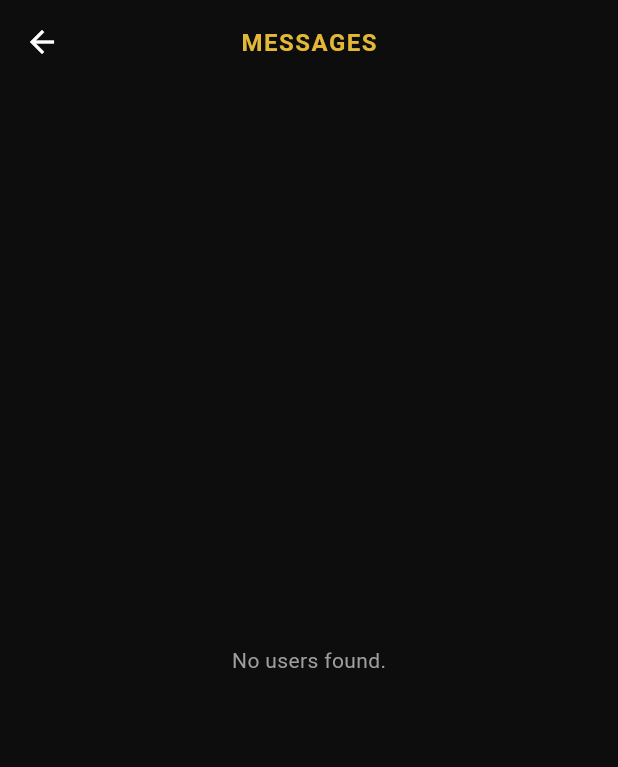
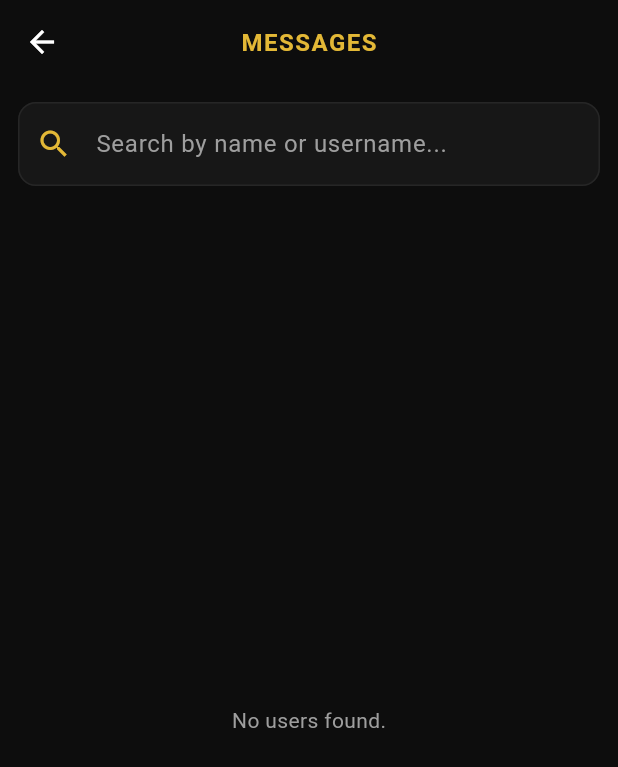
Before and after one commit to sakkasem/social_network_app_2, a Flutter app: the ChatListScreen screen opened directly, on a phone screen of 412 x 824 dp. Shown: the top 767 px of the screen. Run offline on Flutter 3.47's test engine with Material 3 defaults, Android fonts, the phone set to English and light mode, and no system bars; our stand-ins replace cloud_firestore, firebase_auth, firebase_core; accounts and stored records are empty.

Commit message:
ค้นหารายชื่อ

```diff
--- a/lib/screens/auth/chat/chat_list_screen.dart
+++ b/lib/screens/auth/chat/chat_list_screen.dart
@@ -5,8 +5,32 @@ import '/core/theme/app_theme.dart';
 import '/providers/auth_provider.dart';
 import 'chat_room_screen.dart';
 
-class ChatListScreen extends StatelessWidget {
+class ChatListScreen extends StatefulWidget {
   const ChatListScreen({super.key});
+
+  @override
+  State<ChatListScreen> createState() => _ChatListScreenState();
+}
+
+class _ChatListScreenState extends State<ChatListScreen> {
+  final TextEditingController _searchController = TextEditingController();
+  String _searchQuery = '';
+
+  @override
+  void initState() {
+    super.initState();
+    _searchController.addListener(() {
+      setState(() {
+        _searchQuery = _searchController.text.trim().toLowerCase();
+      });
+    });
+  }
+
+  @override
+  void dispose() {
+    _searchController.dispose();
+    super.dispose();
+  }
 
   @override
   Widget build(BuildContext context) {
@@ -26,29 +50,85 @@ class ChatListScreen extends StatelessWidget {
           ),
         ),
       ),
-      body: StreamBuilder<QuerySnapshot>(
+      body: Column(
+        children: [
+          // ช่องค้นหา (Search Bar)
+          Padding(
+            padding: const EdgeInsets.all(12.0),
+            child: TextField(
+              controller: _searchController,
+              style: const TextStyle(color: Colors.white),
+              decoration: InputDecoration(
+                hintText: 'Search by name or username...',
+                hintStyle: const TextStyle(color: AppColors.textMuted),
+                prefixIcon: const Icon(Icons.search, color: AppColors.goldPrimary),
+                suffixIcon: _searchQuery.isNotEmpty
+                    ? IconButton(
+                        icon: const Icon(Icons.clear, color: AppColors.textMuted),
+                        onPressed: () => _searchController.clear(),
+                      )
+                    : null,
+                filled: true,
+                fillColor: AppColors.cardBg,
+                border: OutlineInputBorder(
+                  borderRadius: BorderRadius.circular(12),
+                  borderSide: const BorderSide(color: AppColors.border),
+                ),
+                enabledBorder: OutlineInputBorder(
+                  borderRadius: BorderRadius.circular(12),
+                  borderSide: const BorderSide(color: AppColors.border),
+                ),
+                focusedBorder: OutlineInputBorder(
+                  borderRadius: BorderRadius.circular(12),
+                  borderSide: const BorderSide(color: AppColors.goldPrimary),
+                ),
+              ),
+            ),
+          ),
+
+          // รายชื่อผู้ใช้
+          Expanded(
+            child: StreamBuilder<QuerySnapshot>(
               stream: FirebaseFirestore.instance.collection('users').snapshots(),
               builder: (context, snapshot) {
                 if (snapshot.connectionState == ConnectionState.waiting) {
-            return const Center(child: CircularProgressIndicator(color: AppColors.goldPrimary));
+                  return const Center(
+                    child: CircularProgressIndicator(color: AppColors.goldPrimary),
+                  );
                 }
 
                 if (!snapshot.hasData || snapshot.data!.docs.isEmpty) {
-            return const Center(child: Text('No users found.', style: TextStyle(color: AppColors.textMuted)));
+                  return const Center(
+                    child: Text('No users found.', style: TextStyle(color: AppColors.textMuted)),
+                  );
                 }
 
                 final users = snapshot.data!.docs;
 
+                // กรองรายชื่อตามคำค้นหา (_searchQuery) และซ่อนตัวเอง
+                final filteredUsers = users.where((doc) {
+                  final userId = doc.id;
+                  if (userId == currentUserId) return false;
+
+                  final data = doc.data() as Map<String, dynamic>;
+                  final displayName = (data['displayName'] ?? '').toString().toLowerCase();
+                  final username = (data['username'] ?? '').toString().toLowerCase();
+
+                  if (_searchQuery.isEmpty) return true;
+                  return displayName.contains(_searchQuery) || username.contains(_searchQuery);
+                }).toList();
+
+                if (filteredUsers.isEmpty) {
+                  return const Center(
+                    child: Text('No matching users found.', style: TextStyle(color: AppColors.textMuted)),
+                  );
+                }
+
                 return ListView.builder(
-            itemCount: users.length,
+                  itemCount: filteredUsers.length,
                   itemBuilder: (context, index) {
-              final userData = users[index].data() as Map<String, dynamic>;
-              final userId = users[index].id;
-
-              // ไม่แสดงชื่อตัวเองในรายชื่อแชท
-              if (userId == currentUserId) {
-                return const SizedBox.shrink();
-              }
+                    final userData = filteredUsers[index].data() as Map<String, dynamic>;
+                    final userId = filteredUsers[index].id;
 
                     return ListTile(
                       leading: CircleAvatar(
@@ -84,6 +164,9 @@ class ChatListScreen extends StatelessWidget {
                 );
               },
             ),
+          ),
+        ],
+      ),
     );
   }
 }
```
Lines whose indentation alone changed are shown as unchanged.
